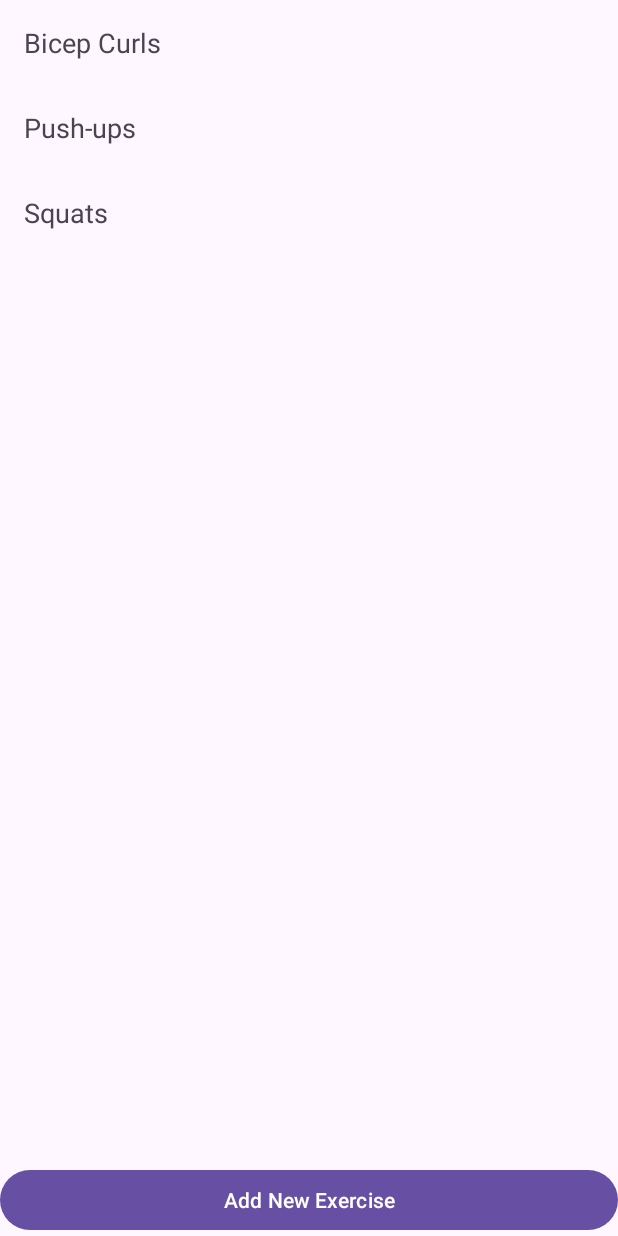
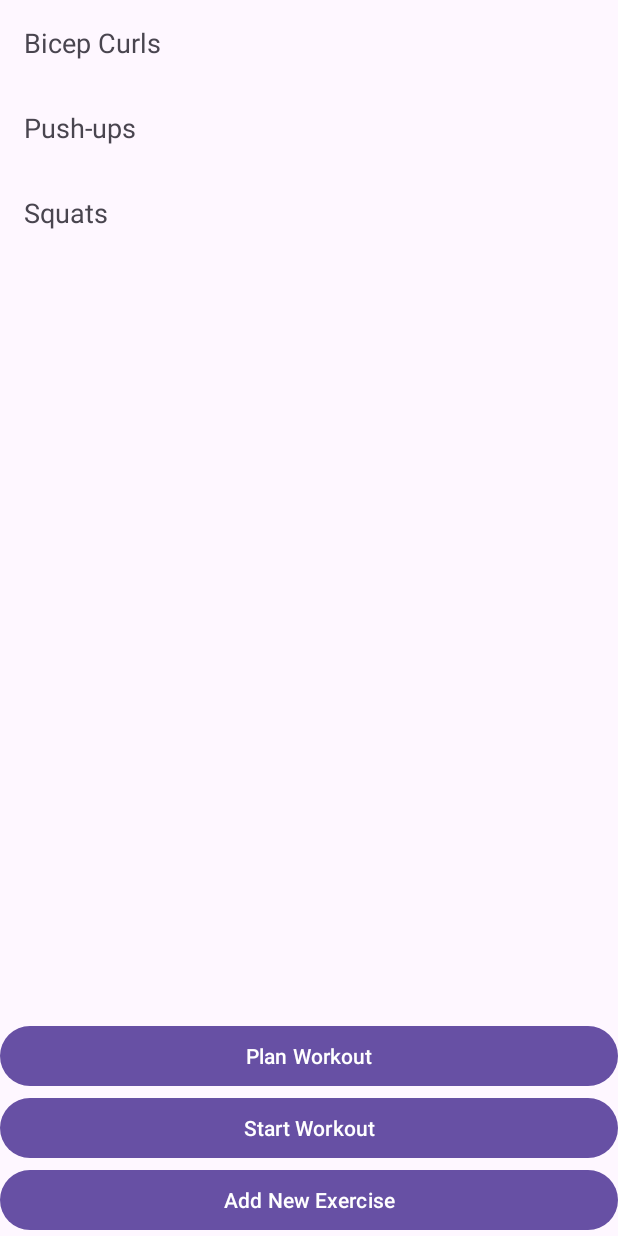
Before and after one commit to PhucGiaNguyen99/TrackMyReps, an Android app: the screen it shows after launch (MainActivity), on a phone screen of 412 x 824 dp. Run offline under Robolectric (Android 15) with nearby library versions, the phone set to English and light mode, and no system bars.

Commit message:
Fixed the Plan Workout button.

```diff
--- a/app/src/main/AndroidManifest.xml
+++ b/app/src/main/AndroidManifest.xml
@@ -17,6 +17,8 @@
         <activity android:name=".ExerciseDetailActivity" />
         <activity android:name=".PlanWorkoutActivity" />
         <activity android:name=".WorkoutSessionActivity" />
+        <activity android:name=".WorkoutSelectionActivity" />
+
 
         <activity
             android:name=".MainActivity"
--- a/app/src/main/java/com/example/workouttracker/MainActivity.java
+++ b/app/src/main/java/com/example/workouttracker/MainActivity.java
@@ -24,12 +24,15 @@ public class MainActivity extends AppCompatActivity {
     private WorkoutDatabaseHelper dbHelper;
     private List<Exercise> exercises;
     private ExerciseAdapter adapter;
-    private Button addExerciseButton;
+    private Button addExerciseButton, planWorkoutButton, startWorkoutButton;
 
     @Override
     protected void onCreate(Bundle savedInstanceState) {
         super.onCreate(savedInstanceState);
         setContentView(R.layout.activity_main);
+
+        planWorkoutButton = findViewById(R.id.planWorkoutButton);
+        startWorkoutButton = findViewById(R.id.startWorkoutButton);
 
         dbHelper = new WorkoutDatabaseHelper(this);
 
@@ -39,6 +42,18 @@ public class MainActivity extends AppCompatActivity {
         recyclerView.setLayoutManager(new LinearLayoutManager(this));
 
         exercises = dbHelper.getAllExercises();
+
+        // Set click listeners
+        planWorkoutButton.setOnClickListener(v -> {
+            Intent intent = new Intent(MainActivity.this, PlanWorkoutActivity.class);
+            startActivity(intent);
+        });
+
+        startWorkoutButton.setOnClickListener(v -> {
+            Intent intent = new Intent(MainActivity.this, WorkoutSelectionActivity.class);
+            startActivity(intent);
+        });
+
         adapter = new ExerciseAdapter(exercises, new ExerciseAdapter.OnItemClickListener() {
 
             @Override
--- a/app/src/main/res/layout/activity_main.xml
+++ b/app/src/main/res/layout/activity_main.xml
@@ -9,9 +9,24 @@
         android:layout_height="0dp"
         android:layout_weight="1" />
 
+    <!-- Button to navigate to PlanWorkoutActivity -->
+    <Button
+        android:id="@+id/planWorkoutButton"
+        android:layout_width="match_parent"
+        android:layout_height="wrap_content"
+        android:text="Plan Workout" />
+
+    <!-- Button to navigate to WorkoutSelectionActivity -->
+    <Button
+        android:id="@+id/startWorkoutButton"
+        android:layout_width="match_parent"
+        android:layout_height="wrap_content"
+        android:text="Start Workout" />
+
     <Button
         android:id="@+id/addExerciseButton"
         android:layout_width="match_parent"
         android:layout_height="wrap_content"
         android:text="Add New Exercise" />
+
 </LinearLayout>
```
Also changed, not shown: app/src/main/java/com/example/workouttracker/WorkoutSelectionActivity.java (added, +45 -0 lines), app/src/main/res/layout/activity_workout_selection.xml (added, +12 -0 lines).
